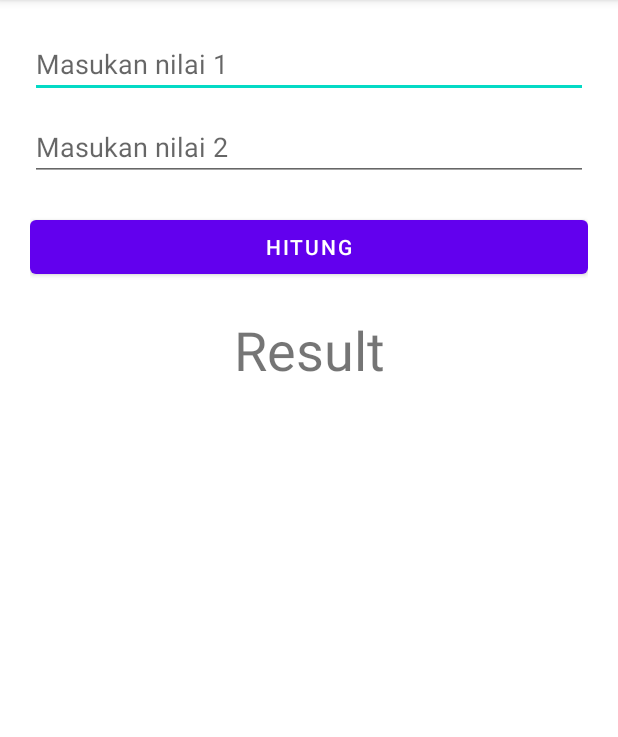
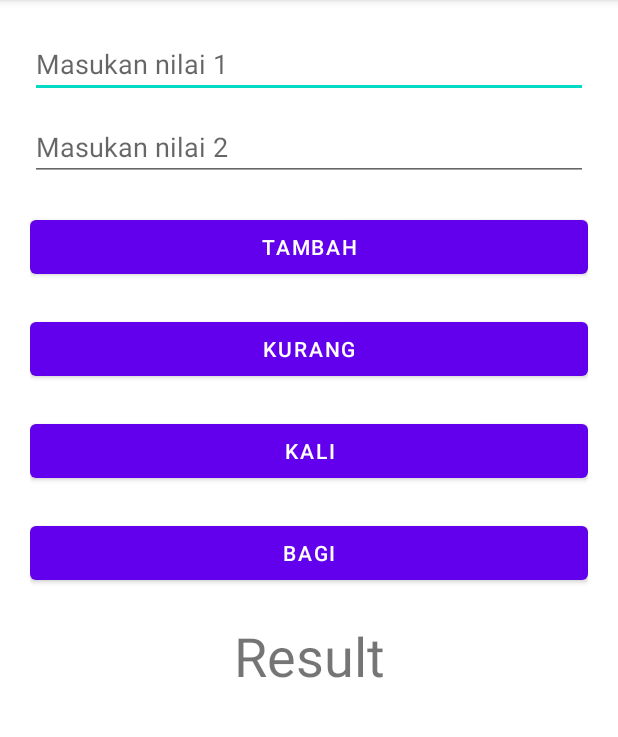
Before and after one commit to bhoghem/SimpelKakulator, an Android app: the screen it shows after launch (MainActivity), on a phone screen of 412 x 824 dp, the part 84-821 px from its top. Run offline under Robolectric (Android 15) with nearby library versions, the phone set to English and light mode, and no system bars.

Commit message:
Add Minus, Multiply, and Devide

```diff
--- a/app/src/main/res/layout/activity_main.xml
+++ b/app/src/main/res/layout/activity_main.xml
@@ -11,6 +11,7 @@
         android:layout_width="0dp"
         android:layout_height="wrap_content"
         android:hint="Masukan nilai 1"
+        android:inputType="number"
         app:layout_constraintStart_toStartOf="parent"
         app:layout_constraintEnd_toEndOf="parent"
         app:layout_constraintTop_toTopOf="parent"/>
@@ -20,18 +21,46 @@
         android:layout_height="wrap_content"
         android:layout_marginTop="10dp"
         android:hint="Masukan nilai 2"
+        android:inputType="number"
         app:layout_constraintStart_toStartOf="parent"
         app:layout_constraintEnd_toEndOf="parent"
         app:layout_constraintTop_toBottomOf="@+id/edt_main1"/>
 
     <Button
-        android:id="@+id/btn_calculator"
+        android:id="@+id/btn_calculator_plus"
         android:layout_width="0dp"
         android:layout_height="wrap_content"
         app:layout_constraintTop_toBottomOf="@+id/edt_main2"
         app:layout_constraintStart_toStartOf="parent"
         app:layout_constraintEnd_toEndOf="parent"
-        android:text="Hitung"
+        android:text="Tambah"
+        android:layout_marginTop="20dp"/>
+    <Button
+        android:id="@+id/btn_calculator_minus"
+        android:layout_width="0dp"
+        android:layout_height="wrap_content"
+        app:layout_constraintTop_toBottomOf="@+id/btn_calculator_plus"
+        app:layout_constraintStart_toStartOf="parent"
+        app:layout_constraintEnd_toEndOf="parent"
+        android:text="Kurang"
+        android:layout_marginTop="20dp"/>
+    <Button
+        android:id="@+id/btn_calculator_multiply"
+        android:layout_width="0dp"
+        android:layout_height="wrap_content"
+        app:layout_constraintTop_toBottomOf="@+id/btn_calculator_minus"
+        app:layout_constraintStart_toStartOf="parent"
+        app:layout_constraintEnd_toEndOf="parent"
+        android:text="Kali"
+        android:layout_marginTop="20dp"/>
+    <Button
+        android:id="@+id/btn_calculator_devide"
+        android:layout_width="0dp"
+        android:layout_height="wrap_content"
+        app:layout_constraintTop_toBottomOf="@+id/btn_calculator_multiply"
+        app:layout_constraintStart_toStartOf="parent"
+        app:layout_constraintEnd_toEndOf="parent"
+        android:text="Bagi"
         android:layout_marginTop="20dp"/>
 
     <TextView
@@ -41,7 +70,7 @@
         android:text="Result"
         app:layout_constraintLeft_toLeftOf="parent"
         app:layout_constraintRight_toRightOf="parent"
-        app:layout_constraintTop_toBottomOf="@+id/btn_calculator"
+        app:layout_constraintTop_toBottomOf="@+id/btn_calculator_devide"
         android:layout_marginTop="20dp"
         android:textSize="36sp"/>
 
--- a/app/src/main/res/mipmap-anydpi-v26/ic_launcher.xml
+++ b/app/src/main/res/mipmap-anydpi-v26/ic_launcher.xml
@@ -1,5 +1,5 @@
 <?xml version="1.0" encoding="utf-8"?>
 <adaptive-icon xmlns:android="http://schemas.android.com/apk/res/android">
-    <background android:drawable="@drawable/ic_launcher_background" />
-    <foreground android:drawable="@drawable/ic_launcher_foreground" />
+    <background android:drawable="@color/ic_launcher_background"/>
+    <foreground android:drawable="@drawable/ic_launcher_foreground"/>
 </adaptive-icon>
--- a/app/src/main/res/mipmap-anydpi-v26/ic_launcher_round.xml
+++ b/app/src/main/res/mipmap-anydpi-v26/ic_launcher_round.xml
@@ -1,5 +1,5 @@
 <?xml version="1.0" encoding="utf-8"?>
 <adaptive-icon xmlns:android="http://schemas.android.com/apk/res/android">
-    <background android:drawable="@drawable/ic_launcher_background" />
-    <foreground android:drawable="@drawable/ic_launcher_foreground" />
+    <background android:drawable="@color/ic_launcher_background"/>
+    <foreground android:drawable="@drawable/ic_launcher_foreground"/>
 </adaptive-icon>
--- /dev/null
+++ b/app/src/main/res/values/ic_launcher_background.xml
@@ -0,0 +1,4 @@
+<?xml version="1.0" encoding="utf-8"?>
+<resources>
+    <color name="ic_launcher_background">#FF0505</color>
+</resources>
--- a/build.gradle
+++ b/build.gradle
@@ -1,7 +1,7 @@
 // Top-level build file where you can add configuration options common to all sub-projects/modules.
 plugins {
-    id 'com.android.application' version '7.1.2' apply false
-    id 'com.android.library' version '7.1.2' apply false
+    id 'com.android.application' version '7.2.1' apply false
+    id 'com.android.library' version '7.2.1' apply false
     id 'org.jetbrains.kotlin.android' version '1.6.20' apply false
 }
 
```
Also changed, not shown: app/src/main/java/com/bhoghem/simpelkakulator/MainActivity.kt (+65 -0 lines), app/src/main/java/com/bhoghem/simpelkakulator/calculator.kt (added, +8 -0 lines), app/src/main/res/drawable/ic_launcher_foreground.xml (added, +15 -0 lines), app/src/main/ic_launcher-playstore.png (added), app/src/main/res/mipmap-hdpi/ic_launcher.png (added), app/src/main/res/mipmap-hdpi/ic_launcher_round.png (added), app/src/main/res/mipmap-mdpi/ic_launcher.png (added), app/src/main/res/mipmap-mdpi/ic_launcher_round.png (added), app/src/main/res/mipmap-xhdpi/ic_launcher.png (added), app/src/main/res/mipmap-xhdpi/ic_launcher_round.png (added), app/src/main/res/mipmap-xxhdpi/ic_launcher.png (added), app/src/main/res/mipmap-xxhdpi/ic_launcher_round.png (added), app/src/main/res/mipmap-xxxhdpi/ic_launcher.png (added), app/src/main/res/mipmap-xxxhdpi/ic_launcher_round.png (added), 1 more files.
